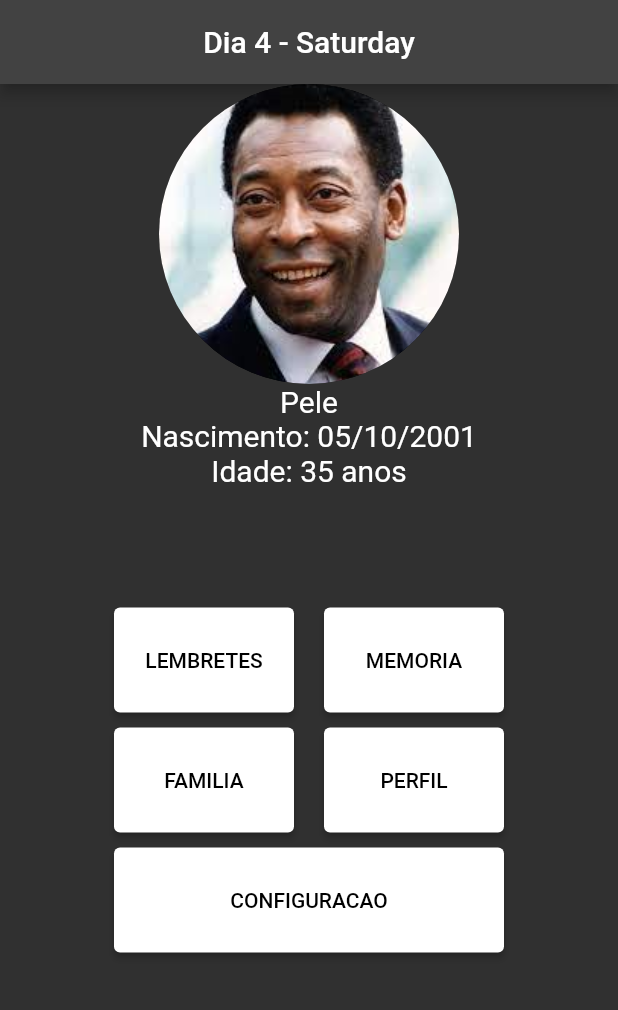
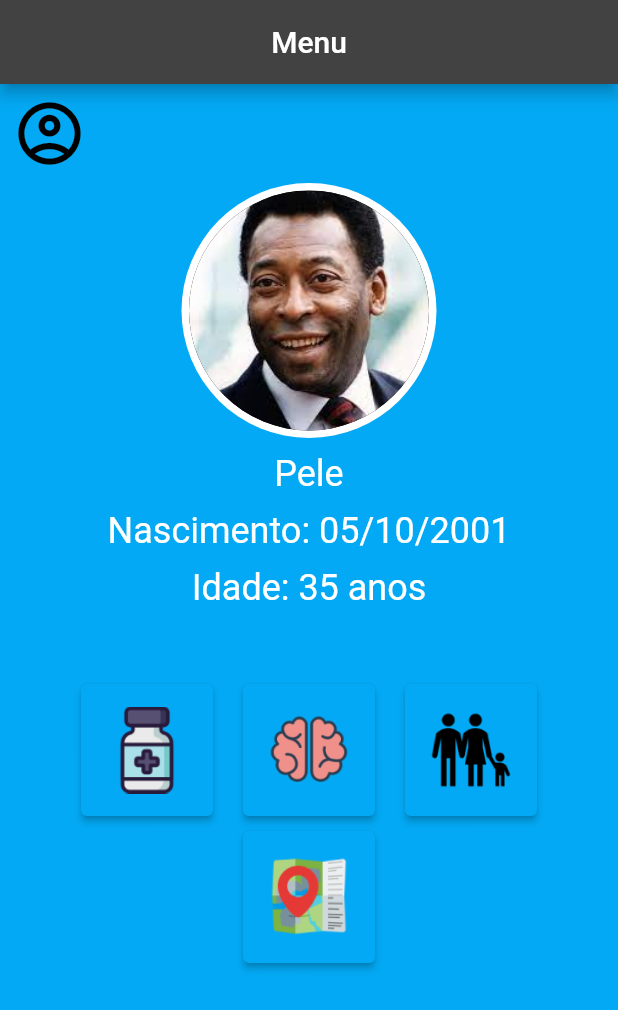
Before and after one commit to Baidugo-bot/mvp_Alzheimer, a Flutter app: the screen it shows after launch, on a phone screen of 412 x 824 dp. Shown: the top 1010 px of the screen. Run offline on Flutter 3.47's test engine with Material 2 defaults, Android fonts, the phone set to English and light mode, and no system bars; our stand-ins replace flutter_slidable, flutter_svg, jiffy.

Commit message:
HomeAtualizada

```diff
--- a/mvp_alzheimer_projeto/lib/MyApp.dart
+++ b/mvp_alzheimer_projeto/lib/MyApp.dart
@@ -1,43 +1,28 @@
 import 'package:flutter/material.dart';
-import 'package:projeto_estudo/src/views/ConfigurationsView.dart';
-import 'package:projeto_estudo/src/views/MemoriesView.dart';
-import 'package:projeto_estudo/src/views/ReminderView.dart';
-import 'package:projeto_estudo/src/views/FamilyView.dart';
-import 'package:projeto_estudo/src/views/ProfileView.dart';
+/*import 'package:projeto_estudo/src/views/ConfigurationsView.dart';*/
 import 'AppController.dart';
 import 'MyHomePage.dart';
 
 class MyApp extends StatelessWidget {
   const MyApp({Key? key}) : super(key: key);
-
   // This widget is the root of your application.
   @override
   Widget build(BuildContext context) {
     return AnimatedBuilder(
       animation: AppController.instance,
-      builder: (context,child){
+      builder: (context, child) {
         return MaterialApp(
+          debugShowCheckedModeBanner: false,
           theme: ThemeData.dark(),
           initialRoute: '/',
           routes: {
-            '/': (context) => MyHomePage(title: '',),
-            '/addReminder': (context) => MyHomePage(title: '',),
-            '/editReminder': (context) => MyHomePage(title: '',),
-            '/addMemory': (context) => MyHomePage(title: '',),
-            '/editMemory': (context) => MyHomePage(title: '',),
-            '/memories': (context) => MemoriesView(),
-            '/reminders': (context) => ReminderView(),
-            '/seeMemory': (context) => MyHomePage(title: '',),//push content on route
-            '/seeReminder': (context) => MyHomePage(title: '',),
-            '/configurations': (context) =>  ConfigurationsView(),
-            '/family': (context) => FamilyView(),
-            '/addperson': (context) => MyHomePage(title: '',),
-            '/editperson': (context) => MyHomePage(title: '',),
-            '/profile': (context) =>  ProfileView(),
-            '/editprofile': (context) =>  MyHomePage(title: ''),
-            '/localization': (context) => MyHomePage(title: '',),
+            '/': (context) => MyHomePage(
+                  title: '',
+                ),
+            /*'/addReminder': (context) => MyHomePage(
+                  title: '',
+                ),*/
           },
-
         );
       },
     );
--- a/mvp_alzheimer_projeto/lib/MyHomePage.dart
+++ b/mvp_alzheimer_projeto/lib/MyHomePage.dart
@@ -1,14 +1,14 @@
 import 'dart:async';
+import 'dart:ui';
 
+import 'package:flutter/foundation.dart';
 import 'package:flutter/material.dart';
 import 'package:flutter/rendering.dart';
+import 'package:flutter_svg/flutter_svg.dart';
 import 'package:jiffy/jiffy.dart';
-import 'package:projeto_estudo/AppController.dart';
-
 
 class MyHomePage extends StatefulWidget {
   const MyHomePage({Key? key, required this.title}) : super(key: key);
-
 
   final String title;
 
@@ -17,127 +17,155 @@ class MyHomePage extends StatefulWidget {
 }
 
 class _MyHomePageState extends State<MyHomePage> {
-  final myInstance = AppController.instance;
-  final style = ElevatedButton.styleFrom(primary: Colors.white,fixedSize: Size(120, 70));
+  final style =
+      ElevatedButton.styleFrom(primary: Colors.white, fixedSize: Size(120, 70));
   //light style theme =
   final defaultPadding = 20.0;
-
   @override
   Widget build(BuildContext context) {
-
-    return Scaffold(// map dos botoes
+    return Scaffold(
+      // map dos botoes
+      backgroundColor: Colors.lightBlue,
       appBar: AppBar(
-        title: Center(child: Text("Dia "+myInstance.now.day.toString()+" - "+ Jiffy(myInstance.now).EEEE.toString())),
+        title: Center(child: Text("Menu")),
       ),
       body: SizedBox(
-        width: MediaQuery.of(context).size.width,
-        height: double.infinity,
         child: Column(
           children: [
+            Row(
+              children: [
+                Positioned(
+                  child: Container(
+                    child: IconButton(
+                      onPressed: () {},
+                      color: Colors.black,
+                      icon: Icon(
+                        Icons.account_circle_outlined,
+                      ),
+                      iconSize: 50.0,
+                    ),
+                  ),
+                ),
+              ],
+            ),
             CircleAvatar(
-              backgroundImage: AssetImage('assets/images/pelezin.jpg'),
-              radius: 100,
+              backgroundColor: Colors.white,
+              radius: 85,
+              child: CircleAvatar(
+                radius: 80,
+                backgroundImage: AssetImage('assets/images/pelezin.jpg'),
+              ),
             ),
-            Text("Pele",style: TextStyle(fontSize: 20),),
-            Text("Nascimento: 05/10/2001",style: TextStyle(fontSize: 20),),
-            Text("Idade: 35 anos",style: TextStyle(fontSize: 20),),
-            Container(height: 80,),
+            Container(
+              height: 10,
+            ),
+            Text(
+              "Pele",
+              style: TextStyle(
+                fontSize: 24,
+              ),
+            ),
+            Container(
+              height: 10,
+            ),
+            Text(
+              "Nascimento: 05/10/2001",
+              style: TextStyle(fontSize: 24),
+            ),
+            Container(
+              height: 10,
+            ),
+            Text(
+              "Idade: 35 anos",
+              style: TextStyle(fontSize: 24),
+            ),
+            Container(
+              height: 50,
+            ),
             Row(
-
               mainAxisAlignment: MainAxisAlignment.center,
-
               children: [
                 ElevatedButton(
-                  style: style,
-                  onPressed: () {
-                    Navigator.of(context).pushNamed('/reminders');
-                    print("teste");
-                  },
-                  child: Text("LEMBRETES",style: TextStyle(color: Colors.black),),
-
-
+                  style: ElevatedButton.styleFrom(
+                      primary: Colors.lightBlue, padding: EdgeInsets.all(15.0)),
+                  onPressed: () {},
+                  child: Ink.image(
+                    image: AssetImage("assets/icons/Remedio.png"),
+                    height: 58,
+                    width: 58,
+                  ),
                 ),
-                Container(width: defaultPadding,),
+                Container(
+                  width: defaultPadding,
+                ),
                 ElevatedButton(
-                  style: style,
-                  onPressed: () {
-                    Navigator.of(context).pushNamed('/memories');
-                    print("teste");
-                  },
-                  child: Text("MEMORIA",style: TextStyle(color: Colors.black),),
+                  style: ElevatedButton.styleFrom(
+                    padding: EdgeInsets.all(15.0),
+                    primary: Colors.lightBlue,
+                  ),
+                  onPressed: () {},
+                  child: Ink.image(
+                    image: AssetImage("assets/icons/Memoria.png"),
+                    height: 58,
+                    width: 58,
+                  ),
+                ),
+                Container(
+                  width: defaultPadding,
+                ),
+                ElevatedButton(
+                  style: ElevatedButton.styleFrom(
+                    primary: Colors.lightBlue,
+                    padding: EdgeInsets.all(15.0),
+                  ),
+                  onPressed: () {},
+                  child: Ink.image(
+                    image: AssetImage("assets/icons/Familia.png"),
+                    height: 58,
+                    width: 58,
+                  ),
                 ),
               ],
             ),
             Container(height: 10),
             Row(
               mainAxisAlignment: MainAxisAlignment.center,
-
               children: [
                 ElevatedButton(
-                  style: style,
-                  onPressed: () {
-                    Navigator.of(context).pushNamed('/family');
-                    print("teste");
-                  },
-                  child: Text("FAMILIA",style: TextStyle(color: Colors.black),),
-
-
-                ),
-                Container(width: defaultPadding,),
-                ElevatedButton(
-                  style: style,
-                  onPressed: () {
-                    Navigator.of(context).pushNamed('/profile');
-                    print("teste");
-                  },
-                  child: Text("PERFIL",style: TextStyle(color: Colors.black),),
-                ),
-              ],
-            ),
-            Container(height: 10),
-            Row(
-
-              mainAxisAlignment: MainAxisAlignment.center,
-              children: [
-
-                ElevatedButton(
-
-                  style: ElevatedButton.styleFrom(primary: Colors.white,fixedSize: Size(260, 70) ),
-                  onPressed: () {
-                    Navigator.of(context).pushNamed('/configurations');
-                    print("teste");
-                  },
-                  child: Text("CONFIGURACAO",style: TextStyle(color: Colors.black),),
-
-
+                  style: ElevatedButton.styleFrom(
+                    primary: Colors.lightBlue,
+                    padding: EdgeInsets.all(15.0),
+                  ),
+                  onPressed: () {},
+                  child: Ink.image(
+                    image: AssetImage("assets/icons/Mapa.png"),
+                    height: 58,
+                    width: 58,
+                  ),
                 ),
               ],
             ),
           ],
         ),
       ),
-  //     floatingActionButton:  Container(
-  //       height: 90.0,
-  //       width: 90.0,
-  //
-  //       child: FloatingActionButton(
-  //         shape: BeveledRectangleBorder(
-  //             borderRadius: BorderRadius.zero
-  //         ),
-  //         backgroundColor: Colors.greenAccent,
-  //         onPressed: () {
-  //
-  //         },
-  //         child: Text('''+ Adicionar
-  // lembretes
-  //         '''),
-  //
-  //       ),
-  //     ),
+      /*     floatingActionButton:  Container(
+         height: 90.0,
+         width: 90.0,
 
+         child: FloatingActionButton(
+           shape: BeveledRectangleBorder(
+               borderRadius: BorderRadius.zero
+           ),
+           backgroundColor: Colors.greenAccent,
+           onPressed: () {
+
+           },
+           child: Text('''+ Adicionar
+   lembretes
+           '''),
+
+         ),
+       ), */
     );
   }
-
-
-
 }
--- a/mvp_alzheimer_projeto/lib/main.dart
+++ b/mvp_alzheimer_projeto/lib/main.dart
@@ -1,10 +1,8 @@
 import 'dart:async';
 
 import 'package:flutter/material.dart';
-import 'AppController.dart';
 import 'MyApp.dart';
+
 void main() {
-  runApp( MyApp());
-
-
+  runApp(MyApp());
 }
```
Also changed, not shown: mvp_alzheimer_projeto/pubspec.yaml (+6 -5 lines), mvp_alzheimer_projeto/assets/icons/Familia.png (added), mvp_alzheimer_projeto/assets/icons/Mapa.png (added), mvp_alzheimer_projeto/assets/icons/Memoria.png (added), mvp_alzheimer_projeto/assets/icons/Remedio.png (added), mvp_alzheimer_projeto/pubspec.lock.
